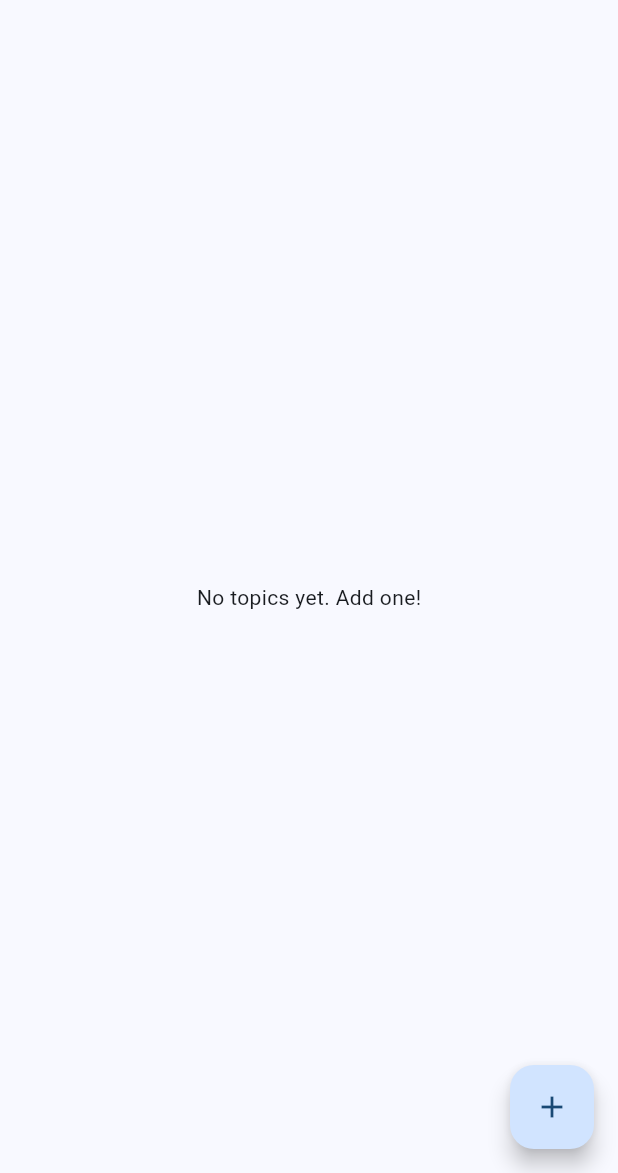
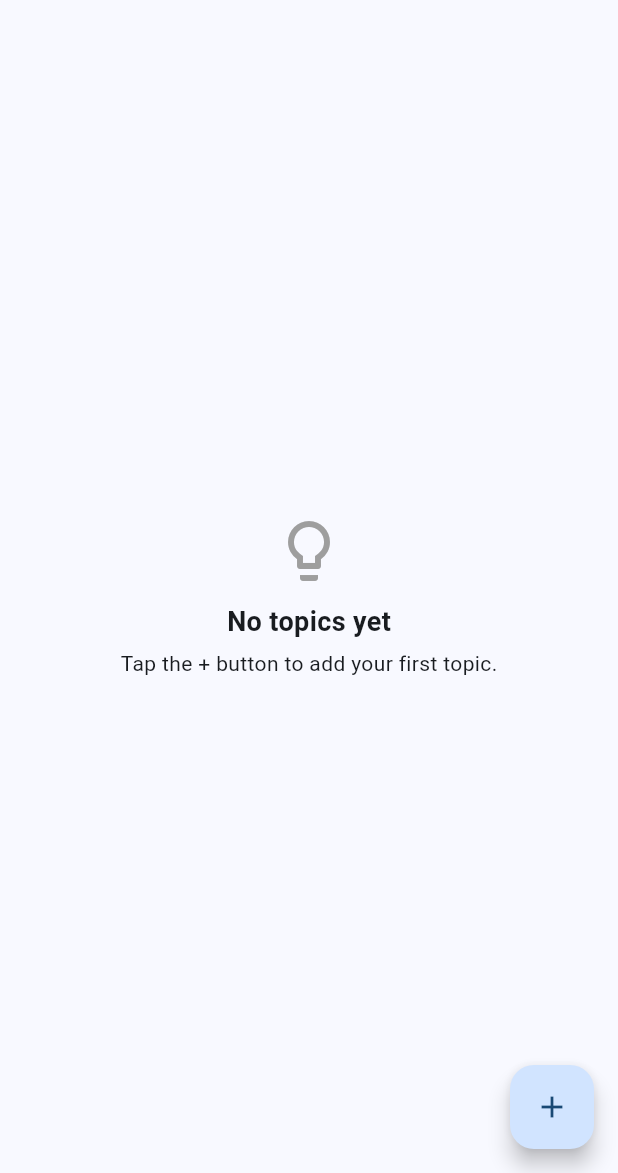
Before and after one commit to DarraghReid/flutter_learner, a Flutter app: the screen it shows after launch, on a phone screen of 412 x 824 dp, the part 63-1236 px from its top. Run offline on Flutter 3.47's test engine with Material 3 defaults, Android fonts, the light colour scheme and no system bars; our stand-ins replace sqflite; accounts and stored records are empty.

Commit message:
Polish UI: cards, spacing, snackbars, and improved empty state

```diff
--- a/lib/screens/add_topic_screen.dart
+++ b/lib/screens/add_topic_screen.dart
@@ -47,9 +47,17 @@ class _AddTopicScreenState extends State<AddTopicScreen> {
     final provider = Provider.of<TopicProvider>(context, listen: false);
 
     if (widget.topicToEdit == null) {
-      provider.addTopic(topic);
+        // If no topic is being edited, add a new topic
+        provider.addTopic(topic);
+        ScaffoldMessenger.of(context).showSnackBar(
+            const SnackBar(content: Text('Topic added successfully!')),
+        );
     } else {
-      provider.updateTopic(topic);
+        // If editing an existing topic, update it
+        provider.updateTopic(topic);
+        ScaffoldMessenger.of(context).showSnackBar(
+            const SnackBar(content: Text('Topic updated successfully!')),
+        );
     }
 
     Navigator.pop(context);
--- a/lib/screens/home_screen.dart
+++ b/lib/screens/home_screen.dart
@@ -39,52 +39,44 @@ class _HomeScreenState extends State<HomeScreen> {
       ),
       body: topicProvider.topics.isEmpty
           ? const Center(
-              child: Text('No topics yet. Add one!'),
+                // Display a message when there are no topics
+              child: Column(
+                mainAxisSize: MainAxisSize.min,
+                children: const [
+                    Icon(Icons.lightbulb_outline, size: 48, color: Colors.grey),
+                    SizedBox(height: 10),
+                    Text(
+                    'No topics yet',
+                    style: TextStyle(fontSize: 18, fontWeight: FontWeight.bold),
+                    ),
+                    SizedBox(height: 5),
+                    Text('Tap the + button to add your first topic.'),
+                ],
+              ),
             )
           : ListView.builder(
               itemCount: topicProvider.topics.length,
               itemBuilder: (context, index) {
                 final topic = topicProvider.topics[index];
 
-                return ListTile(
-                  // Topic title with optional strikethrough if marked as done
+                return Card(
+                    // Add some padding around each topic card
+                    margin: const EdgeInsets.symmetric(horizontal: 12, vertical: 6),
+                    child: ListTile(
+                        contentPadding: const EdgeInsets.symmetric(horizontal: 16, vertical: 8),
                         title: Text(
                         topic.title,
                         style: TextStyle(
-                      decoration: topic.isDone
-                          ? TextDecoration.lineThrough
-                          : TextDecoration.none,
+                            decoration: topic.isDone ? TextDecoration.lineThrough : null,
                         ),
                         ),
-
-                  // Short description shown as subtitle
                         subtitle: Text(topic.description),
-
-                  // Checkbox to mark topic as done or not
-                  leading: Checkbox(
-                    value: topic.isDone,
-                    onChanged: (val) {
-                      // Update the topic with the new isDone status
-                      topicProvider.updateTopic(
-                        Topic(
-                          id: topic.id,
-                          title: topic.title,
-                          description: topic.description,
-                          isDone: val ?? false,
-                          notes: topic.notes,
-                        ),
-                      );
-                    },
-                  ),
-
-                  // Row of edit/delete icons
                         trailing: Row(
                         mainAxisSize: MainAxisSize.min,
                         children: [
                             IconButton(
                             icon: const Icon(Icons.edit),
                             onPressed: () {
-                          // Navigate to the AddTopic screen with the topic to edit
                                 Navigator.push(
                                 context,
                                 MaterialPageRoute(
@@ -116,13 +108,28 @@ class _HomeScreenState extends State<HomeScreen> {
 
                                 if (confirm == true) {
                                 topicProvider.deleteTopic(topic.id!);
+                                ScaffoldMessenger.of(context).showSnackBar(
+                                    const SnackBar(content: Text('Topic deleted')),
+                                );
                                 }
                             },
                             ),
                         ],
                         ),
-
-                  // Navigate to topic detail screen on tap
+                        leading: Checkbox(
+                        value: topic.isDone,
+                        onChanged: (val) {
+                            topicProvider.updateTopic(
+                            Topic(
+                                id: topic.id,
+                                title: topic.title,
+                                description: topic.description,
+                                isDone: val ?? false,
+                                notes: topic.notes,
+                            ),
+                            );
+                        },
+                        ),
                         onTap: () {
                         Navigator.push(
                             context,
@@ -131,6 +138,7 @@ class _HomeScreenState extends State<HomeScreen> {
                             ),
                         );
                       },
+                    ),
                 );
               },
             ),
```
Lines whose indentation alone changed are shown as unchanged.
